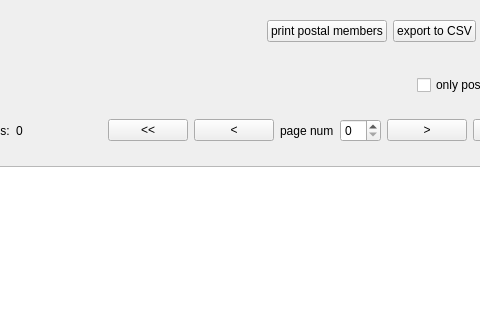
Qt form penyamanager/admin/memberlistview.ui (eguzki/penyamanager) before a commit; both pictures show x 218 to 698 and y 0 to 320 of the 800 by 600 pixel window.
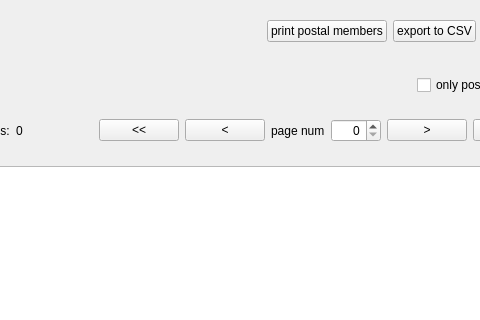
The same form after that commit.

What changed in the file:
```diff
--- a/penyamanager/admin/memberlistview.ui
+++ b/penyamanager/admin/memberlistview.ui
@@ -219,7 +219,17 @@
           </widget>
          </item>
          <item>
-          <widget class="QSpinBox" name="pageNumberSpinBox"/>
+          <widget class="QSpinBox" name="pageNumberSpinBox">
+           <property name="minimumSize">
+            <size>
+             <width>50</width>
+             <height>0</height>
+            </size>
+           </property>
+           <property name="alignment">
+            <set>Qt::AlignRight|Qt::AlignTrailing|Qt::AlignVCenter</set>
+           </property>
+          </widget>
          </item>
          <item>
           <widget class="QPushButton" name="nextPagePushButton">
```
